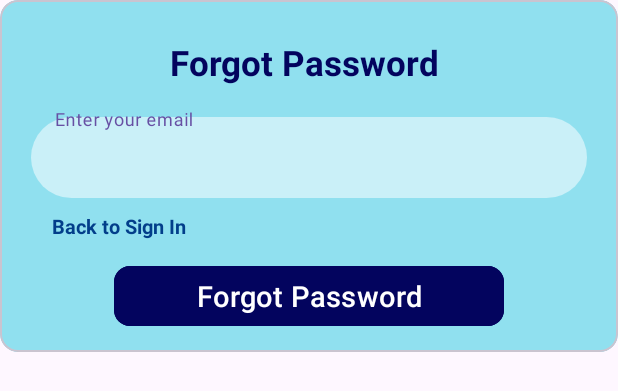
After one commit to abhisheksuman413/Ab-Work-Manager, an Android app: the layout forgot_password_dialog.xml on its own in the app's theme, with its tools: preview values and no code run, on a phone screen of 412 x 824 dp. The commit adds this screen. Shown: the top 391 px of the screen. Run offline under Robolectric (Android 15) with nearby library versions, the phone set to English and light mode, and no system bars.

Commit message:
Setup Forgot Password Dialog

```diff
--- a/app/src/main/java/com/fps69/abworkmanager/auth/SignInActivity.kt
+++ b/app/src/main/java/com/fps69/abworkmanager/auth/SignInActivity.kt
@@ -3,7 +3,9 @@ package com.fps69.abworkmanager.auth
 import android.content.Intent
 import android.icu.util.UniversalTimeScale
 import android.os.Bundle
+import android.view.LayoutInflater
 import androidx.activity.enableEdgeToEdge
+import androidx.appcompat.app.AlertDialog
 import androidx.appcompat.app.AppCompatActivity
 import androidx.core.view.ViewCompat
 import androidx.core.view.WindowInsetsCompat
@@ -12,6 +14,7 @@ import com.fps69.abworkmanager.BossActivity
 import com.fps69.abworkmanager.EmployeeActivity
 import com.fps69.abworkmanager.R
 import com.fps69.abworkmanager.databinding.ActivitySignInBinding
+import com.fps69.abworkmanager.databinding.ForgotPasswordDialogBinding
 import com.fps69.abworkmanager.dataclass.User
 import com.fps69.abworkmanager.utils.Utils
 import com.google.firebase.auth.FirebaseAuth
@@ -47,8 +50,40 @@ class SignInActivity : AppCompatActivity() {
                 startActivity(Intent(this@SignInActivity,SignUpActivity::class.java))
                 finish()
             }
+            tvForgotPassword.setOnClickListener {
+                showForgotPasswordDialog()
+            }
         }
 
+    }
+
+    private fun showForgotPasswordDialog() {
+        val dialog = ForgotPasswordDialogBinding.inflate(LayoutInflater.from(this@SignInActivity))
+        val alertDialog = AlertDialog.Builder(this@SignInActivity)
+            .setView(dialog.root)
+            .create()
+        alertDialog.show()
+        dialog.etEmail.requestFocus()
+        dialog.tvBackToLogin.setOnClickListener {
+            alertDialog.dismiss()
+        }
+        dialog.btnForgotPassword.setOnClickListener {
+            val email =dialog.etEmail.text.toString()
+            alertDialog.dismiss()
+            resetPassword(email)
+        }
+    }
+
+    private fun resetPassword(email: String) {
+        lifecycleScope.launch {
+            try {
+                FirebaseAuth.getInstance().sendPasswordResetEmail(email).await()
+                Utils.showToast(this@SignInActivity," Please check your Gmail and reset your password")
+            }
+            catch (e:Exception){
+                Utils.showToast(this@SignInActivity,"Something went wrong :- ${e.message.toString()}")
+            }
+        }
     }
 
     private fun loginUser(email: String, password: String) {
--- a/app/src/main/res/drawable/login_fields.xml
+++ b/app/src/main/res/drawable/login_fields.xml
@@ -2,5 +2,5 @@
 <shape xmlns:android="http://schemas.android.com/apk/res/android">
 
     <corners android:radius="45.50dp"/>
-    <solid android:color="@color/Light4"/>
+    <solid android:color="@color/Light5"/>
 </shape>
--- a/app/src/main/res/layout/activity_sign_in.xml
+++ b/app/src/main/res/layout/activity_sign_in.xml
@@ -102,7 +102,7 @@
         android:layout_marginHorizontal="20.80dp"
         android:backgroundTint="@color/HardBlue"
         android:letterSpacing="0.1"
-        android:text="SignUp"
+        android:text="Sign In"
         android:textAllCaps="false"
         android:textSize="20sp"
         android:textStyle="bold"
--- /dev/null
+++ b/app/src/main/res/layout/forgot_password_dialog.xml
@@ -0,0 +1,82 @@
+<com.google.android.material.card.MaterialCardView xmlns:app="http://schemas.android.com/apk/res-auto"
+    android:layout_width="match_parent"
+    android:layout_height="wrap_content"
+    xmlns:android="http://schemas.android.com/apk/res/android"
+    android:backgroundTint="@color/Light4">
+    <androidx.constraintlayout.widget.ConstraintLayout
+        android:layout_width="match_parent"
+        android:layout_height="match_parent">
+
+        <TextView
+            android:id="@+id/tvForgotPassword"
+            android:layout_width="wrap_content"
+            android:layout_height="wrap_content"
+            android:text="Forgot Password "
+            android:textAllCaps="false"
+            android:textColor="@color/HardBlue"
+            android:textSize="@dimen/_18ssp"
+            android:textStyle="bold"
+            android:layout_marginTop="@dimen/_20sdp"
+            app:layout_constraintEnd_toEndOf="parent"
+            app:layout_constraintStart_toStartOf="parent"
+            app:layout_constraintTop_toTopOf="parent" />
+
+        <com.google.android.material.textfield.TextInputLayout
+            android:id="@+id/etMailLL"
+            style="@style/LoginTextInputOuterFieldStyle"
+            android:layout_width="match_parent"
+            android:layout_height="wrap_content"
+            android:textColorHint="@color/black"
+            app:boxStrokeColor="@color/HardBlue"
+            app:endIconMode="clear_text"
+            app:endIconTint="@color/HardBlue"
+            android:layout_marginHorizontal="@dimen/_16sdp"
+            app:layout_constraintEnd_toEndOf="parent"
+            app:layout_constraintStart_toStartOf="parent"
+            app:layout_constraintTop_toBottomOf="@+id/tvForgotPassword">
+
+            <com.google.android.material.textfield.TextInputEditText
+                android:layout_width="match_parent"
+                android:layout_height="wrap_content"
+                android:id="@+id/etEmail"
+                android:background="@drawable/login_fields"
+                android:hint="Enter your email"
+                style="@style/LoginTextInputInnerFieldStyle."/>
+
+        </com.google.android.material.textfield.TextInputLayout>
+
+        <TextView
+            android:id="@+id/tvBackToLogin"
+            android:layout_width="wrap_content"
+            android:layout_height="wrap_content"
+            android:layout_marginTop="@dimen/_7sdp"
+            android:text="Back to Sign In"
+            android:textColor="@color/Medium"
+            android:textSize="@dimen/_10ssp"
+            android:textStyle="bold"
+            app:layout_constraintEnd_toEndOf="@+id/etMailLL"
+            app:layout_constraintHorizontal_bias="0.05"
+            app:layout_constraintStart_toStartOf="@+id/etMailLL"
+            app:layout_constraintTop_toBottomOf="@+id/etMailLL" />
+
+
+        <com.google.android.material.button.MaterialButton
+            android:id="@+id/btnForgotPassword"
+            android:layout_width="@dimen/_200sdp"
+            android:layout_height="wrap_content"
+            android:layout_margin="@dimen/_10ssp"
+            android:backgroundTint="@color/HardBlue"
+            android:gravity="center"
+            android:text="Forgot Password"
+            android:textAllCaps="false"
+            android:textSize="@dimen/_15sdp"
+            app:cornerRadius="@dimen/_8sdp"
+            app:layout_constraintBottom_toBottomOf="parent"
+            app:layout_constraintEnd_toEndOf="@+id/etMailLL"
+            app:layout_constraintStart_toStartOf="@+id/etMailLL"
+            app:layout_constraintTop_toBottomOf="@+id/tvBackToLogin" />
+
+
+    </androidx.constraintlayout.widget.ConstraintLayout>
+
+</com.google.android.material.card.MaterialCardView>
```
